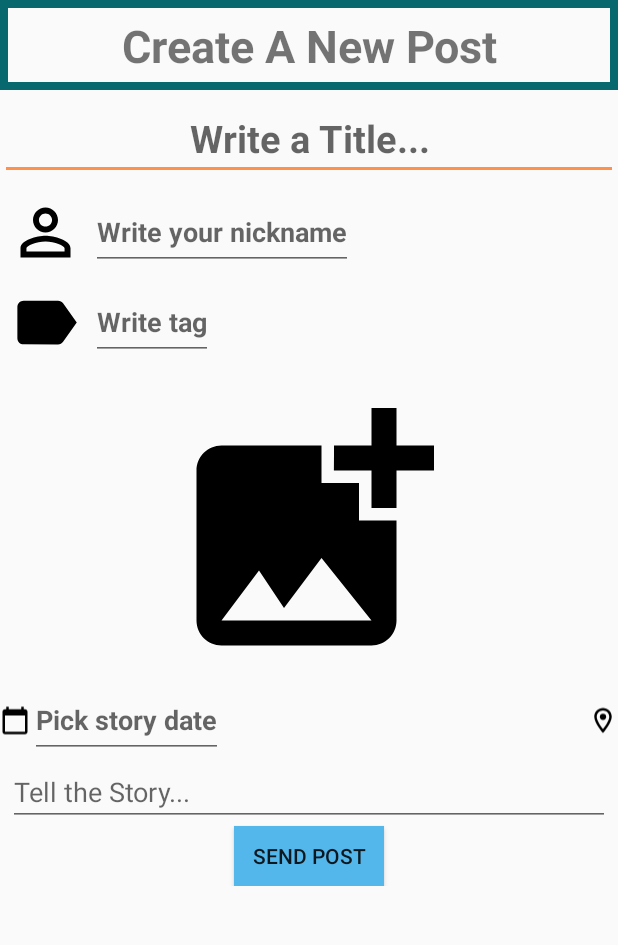
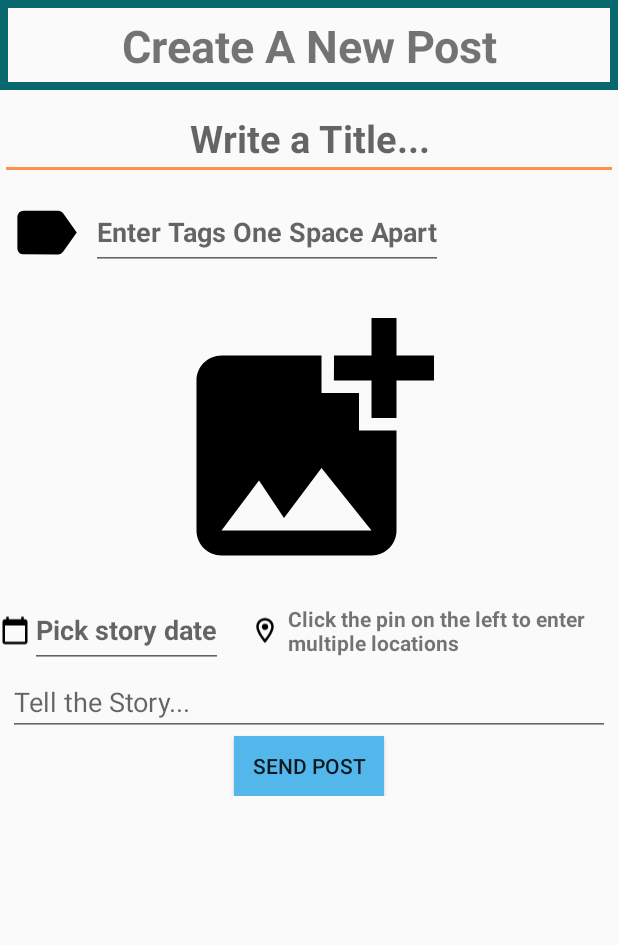
Before and after one commit to bounswe/2021SpringGroup9, an Android app: the layout activity_create_post.xml on its own in the app's theme, with its tools: preview values and no code run, on a phone screen of 412 x 824 dp, the part 75-1020 px from its top. Run offline under Robolectric (Android 15) with nearby library versions, the phone set to English and light mode, and no system bars.

Commit message:
Some visual fixes regarding posts

```diff
--- a/postory/android/Postory/app/src/main/AndroidManifest.xml
+++ b/postory/android/Postory/app/src/main/AndroidManifest.xml
@@ -27,7 +27,7 @@
 
         <meta-data
             android:name="com.google.android.geo.API_KEY"
-            android:value="XXXXX" />
+            android:value="AIzaSyCnk8CLX6wE2xoJrek5N_fBKa5tYSz8N90" />
         <activity
             android:name=".activities.SelfProfilePageActivity"
             android:exported="true" />
--- a/postory/android/Postory/app/src/main/java/com/example/postory/adapters/CommentsAdapter.java
+++ b/postory/android/Postory/app/src/main/java/com/example/postory/adapters/CommentsAdapter.java
@@ -37,7 +37,6 @@ public class CommentsAdapter extends ArrayAdapter<CommentModel> {
 
         TextView commentator = (TextView) convertView.findViewById(R.id.commentator_name);
         TextView comment = (TextView) convertView.findViewById(R.id.comment);
-        ImageView imageView = (ImageView) convertView.findViewById(R.id.profile_picture);
         comment.setText(model.getComment());
         commentator.setText(model.getUsername());
 
--- a/postory/android/Postory/app/src/main/res/layout/activity_create_post.xml
+++ b/postory/android/Postory/app/src/main/res/layout/activity_create_post.xml
@@ -49,31 +49,7 @@
                 android:textSize="25sp"
                 android:textStyle="bold"></EditText>
 
-            <LinearLayout
-                android:id="@+id/op_info_layout"
-                android:layout_width="match_parent"
-                android:layout_height="50dp"
-                android:layout_marginLeft="5dp"
-                android:layout_marginTop="10dp"
-                android:orientation="horizontal">
 
-                <ImageView
-                    android:id="@+id/profile_picture"
-                    android:layout_width="50dp"
-                    android:layout_height="match_parent"
-                    android:src="@drawable/baseline_person_outline_black_24dp"></ImageView>
-
-                <EditText
-                    android:id="@+id/op_name_field"
-                    android:layout_width="wrap_content"
-                    android:layout_height="match_parent"
-                    android:layout_marginStart="5dp"
-                    android:gravity="center_vertical"
-                    android:hint="@string/write_name_hint"
-                    android:textStyle="bold"></EditText>
-
-
-            </LinearLayout>
 
             <LinearLayout
                 android:id="@+id/op_tag_layout"
@@ -95,7 +71,7 @@
                     android:layout_height="match_parent"
                     android:layout_marginStart="5dp"
                     android:gravity="center_vertical"
-                    android:hint="@string/write_tag_hint"
+                    android:hint="Enter Tags One Space Apart"
                     android:textStyle="bold"></EditText>
 
             </LinearLayout>
@@ -126,9 +102,10 @@
 
 
                 <TextView
-                    android:text=""
+                    android:layout_marginStart="5dp"
+                    android:text="Click the pin on the left to enter multiple locations"
                     android:id="@+id/op_location_text"
-                    android:layout_width="wrap_content"
+                    android:layout_width="220dp"
                     android:layout_height="match_parent"
                     android:layout_alignParentRight="true"
                     android:gravity="center_vertical"
--- a/postory/android/Postory/app/src/main/res/layout/single_post.xml
+++ b/postory/android/Postory/app/src/main/res/layout/single_post.xml
@@ -42,7 +42,7 @@
             android:id="@+id/op_name_field"
             android:layout_width="100dp"
             android:layout_height="match_parent"
-            android:layout_marginStart="0dp"
+            android:layout_marginStart="30dp"
             android:gravity="center_vertical"
             android:text="Ahmet Gülmez"
             android:textStyle="bold"></TextView>
@@ -85,7 +85,7 @@
     <androidx.recyclerview.widget.RecyclerView
         android:id="@+id/tags_list"
         android:layout_width="wrap_content"
-        android:layout_height="20dp"
+        android:layout_height="30dp"
         android:layout_gravity="end"
         android:layout_marginTop="2dp"
         android:layout_marginBottom="2dp">
--- a/postory/android/Postory/app/src/main/res/layout/single_tag.xml
+++ b/postory/android/Postory/app/src/main/res/layout/single_tag.xml
@@ -3,6 +3,7 @@
     android:layout_height="30dp">
 
     <TextView
+        android:gravity="center"
         android:id="@+id/txt_tag"
         android:layout_width="match_parent"
         android:layout_height="match_parent"
```
Also changed, not shown: postory/android/Postory/app/src/main/java/com/example/postory/activities/CreatePostActivity.java (+7 -9 lines), postory/android/Postory/app/src/main/java/com/example/postory/activities/ExploreActivity.java (+12 -7 lines), postory/android/Postory/app/src/main/java/com/example/postory/activities/SinglePostActivity.java (+49 -4 lines), postory/android/Postory/app/src/main/java/com/example/postory/adapters/PostAdapter.java (+19 -1 lines), postory/android/Postory/app/src/main/java/com/example/postory/models/Post.java (+20 -0 lines), postory/android/Postory/app/src/main/res/layout/activity_single_post.xml (+7 -3 lines), postory/android/Postory/app/src/main/res/layout/single_comment.xml (+0 -7 lines).
